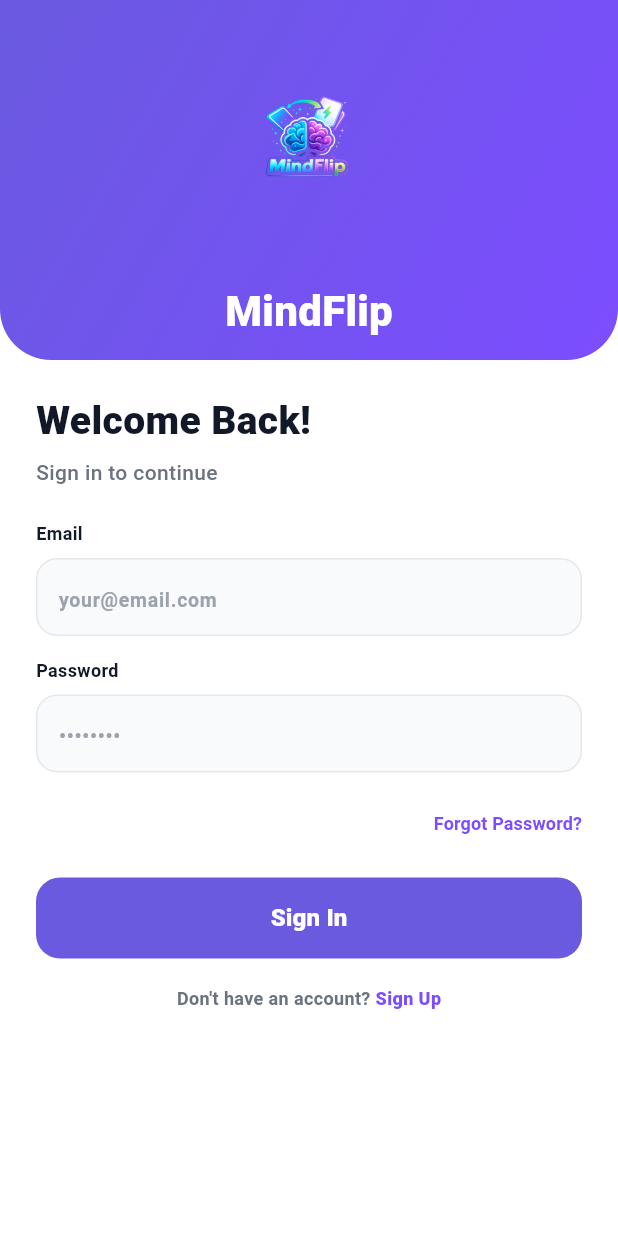
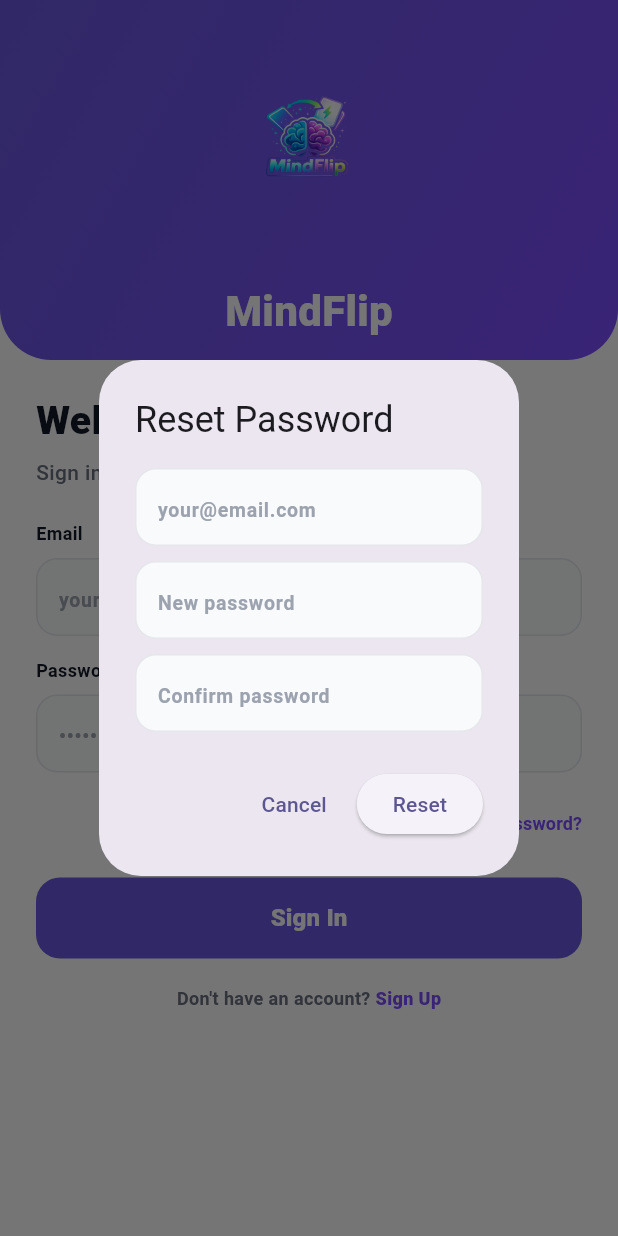
Before and after one commit to aleksa-panovic/mind-flip, a Flutter app: the LoginScreen screen opened by its route, after a tap on "Forgot Password?", on a phone screen of 412 x 824 dp. Run offline on Flutter 3.47's test engine with Material 3 defaults, Android fonts, the light colour scheme and no system bars; our stand-ins replace cloud_firestore, firebase_auth, firebase_core, shared_preferences; accounts and stored records are empty; Roboto replaces fonts that are missing (Poppins).

Commit message:
Forgot password (reset link) dodat u login

```diff
--- a/lib/repositories/auth_repository.dart
+++ b/lib/repositories/auth_repository.dart
@@ -137,6 +137,11 @@
     return _firebaseAuth!.logout();
   }
 
+  Future<void> sendPasswordReset(String email) {
+    if (_firebaseAuth == null) return _service.sendPasswordReset(email);
+    return _firebaseAuth!.sendPasswordReset(email);
+  }
+
   UserRole _parseRole(dynamic role) {
     if (role == 'admin') return UserRole.admin;
     if (role == 'guest') return UserRole.guest;
--- a/lib/screens/auth/login_screen.dart
+++ b/lib/screens/auth/login_screen.dart
@@ -13,11 +13,17 @@
 class _LoginScreenState extends State<LoginScreen> {
   final _emailCtrl = TextEditingController();
   final _passCtrl = TextEditingController();
+  final _resetEmailCtrl = TextEditingController();
+  final _resetPassCtrl = TextEditingController();
+  final _resetConfirmCtrl = TextEditingController();
 
   @override
   void dispose() {
     _emailCtrl.dispose();
     _passCtrl.dispose();
+    _resetEmailCtrl.dispose();
+    _resetPassCtrl.dispose();
+    _resetConfirmCtrl.dispose();
     super.dispose();
   }
 
@@ -42,6 +48,86 @@
       final msg = context.read<AuthProvider>().errorMessage ?? 'Login error';
       ScaffoldMessenger.of(context).showSnackBar(SnackBar(content: Text(msg)));
     }
+  }
+
+  Future<void> _openResetDialog() async {
+    _resetEmailCtrl.text = _emailCtrl.text.trim();
+    _resetPassCtrl.clear();
+    _resetConfirmCtrl.clear();
+    await showDialog(
+      context: context,
+      builder: (context) {
+        return AlertDialog(
+          title: const Text('Reset Password'),
+          content: Column(
+            mainAxisSize: MainAxisSize.min,
+            children: [
+              _InputField(
+                hintText: 'your@email.com',
+                obscureText: false,
+                controller: _resetEmailCtrl,
+              ),
+              const SizedBox(height: 10),
+              _InputField(
+                hintText: 'New password',
+                obscureText: true,
+                controller: _resetPassCtrl,
+              ),
+              const SizedBox(height: 10),
+              _InputField(
+                hintText: 'Confirm password',
+                obscureText: true,
+                controller: _resetConfirmCtrl,
+              ),
+            ],
+          ),
+          actions: [
+            TextButton(
+              onPressed: () => Navigator.pop(context),
+              child: const Text('Cancel'),
+            ),
+            ElevatedButton(
+              onPressed: () async {
+                final email = _resetEmailCtrl.text.trim();
+                final pass = _resetPassCtrl.text;
+                final confirm = _resetConfirmCtrl.text;
+                if (email.isEmpty || !email.contains('@')) {
+                  ScaffoldMessenger.of(context).showSnackBar(
+                    const SnackBar(content: Text('Unesi validan email.')),
+                  );
+                  return;
+                }
+                if (pass.isEmpty || confirm.isEmpty || pass != confirm) {
+                  ScaffoldMessenger.of(context).showSnackBar(
+                    const SnackBar(content: Text('Lozinke se ne poklapaju.')),
+                  );
+                  return;
+                }
+                final ok =
+                    await context.read<AuthProvider>().sendPasswordReset(email);
+                if (!mounted) return;
+                if (ok) {
+                  Navigator.pop(context);
+                  ScaffoldMessenger.of(context).showSnackBar(
+                    const SnackBar(
+                      content: Text(
+                        'Poslat je reset link na email. Potvrdi promenu.',
+                      ),
+                    ),
+                  );
+                } else {
+                  final msg =
+                      context.read<AuthProvider>().errorMessage ?? 'Reset error';
+                  ScaffoldMessenger.of(context)
+                      .showSnackBar(SnackBar(content: Text(msg)));
+                }
+              },
+              child: const Text('Reset'),
+            ),
+          ],
+        );
+      },
+    );
   }
 
   @override
@@ -150,7 +236,7 @@
                     Align(
                       alignment: Alignment.centerRight,
                       child: TextButton(
-                        onPressed: () {},
+                        onPressed: _openResetDialog,
                         style: TextButton.styleFrom(
                           padding: EdgeInsets.zero,
                           foregroundColor: const Color(0xFF7C4DFF),
--- a/lib/services/auth_service.dart
+++ b/lib/services/auth_service.dart
@@ -58,4 +58,8 @@
     // TODO(KT3): replace with real backend call.
     await Future.delayed(const Duration(milliseconds: 150));
   }
+
+  Future<void> sendPasswordReset(String email) async {
+    await Future.delayed(const Duration(milliseconds: 200));
+  }
 }
--- a/lib/services/firebase_auth_service.dart
+++ b/lib/services/firebase_auth_service.dart
@@ -27,4 +27,8 @@
   }
 
   Future<void> logout() => _auth.signOut();
+
+  Future<void> sendPasswordReset(String email) {
+    return _auth.sendPasswordResetEmail(email: email);
+  }
 }
```
Also changed, not shown: lib/providers/auth_provider.dart (+19 -0 lines), lib/screens/shop/shop_screen.dart (+8 -4 lines).
